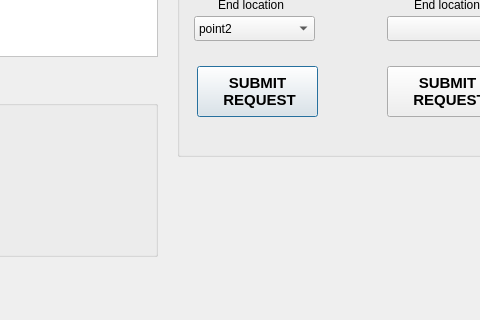
Old version of the form src/gui/admin_service.ui in the repository addinedu-ros-4th/ros-repo-1; both pictures show x 383 to 863 and y 404 to 724 of the 1181 by 724 pixel window.
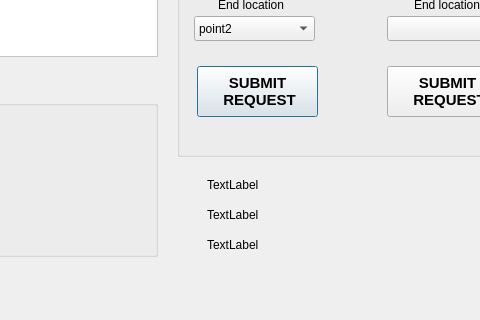
New version of the form.

Commit message: basic navigator test

What changed in the file:
```diff
--- a/src/gui/admin_service.ui
+++ b/src/gui/admin_service.ui
@@ -653,6 +653,45 @@
     <string>Map</string>
    </property>
   </widget>
+  <widget class="QLabel" name="xx">
+   <property name="geometry">
+    <rect>
+     <x>590</x>
+     <y>580</y>
+     <width>67</width>
+     <height>17</height>
+    </rect>
+   </property>
+   <property name="text">
+    <string>TextLabel</string>
+   </property>
+  </widget>
+  <widget class="QLabel" name="yy">
+   <property name="geometry">
+    <rect>
+     <x>590</x>
+     <y>610</y>
+     <width>67</width>
+     <height>17</height>
+    </rect>
+   </property>
+   <property name="text">
+    <string>TextLabel</string>
+   </property>
+  </widget>
+  <widget class="QLabel" name="zz">
+   <property name="geometry">
+    <rect>
+     <x>590</x>
+     <y>640</y>
+     <width>67</width>
+     <height>17</height>
+    </rect>
+   </property>
+   <property name="text">
+    <string>TextLabel</string>
+   </property>
+  </widget>
  </widget>
  <resources/>
  <connections/>
```
Left out of the diff: 2 changed lines with no effect on the pictures. The commit also changes 1 other file.
